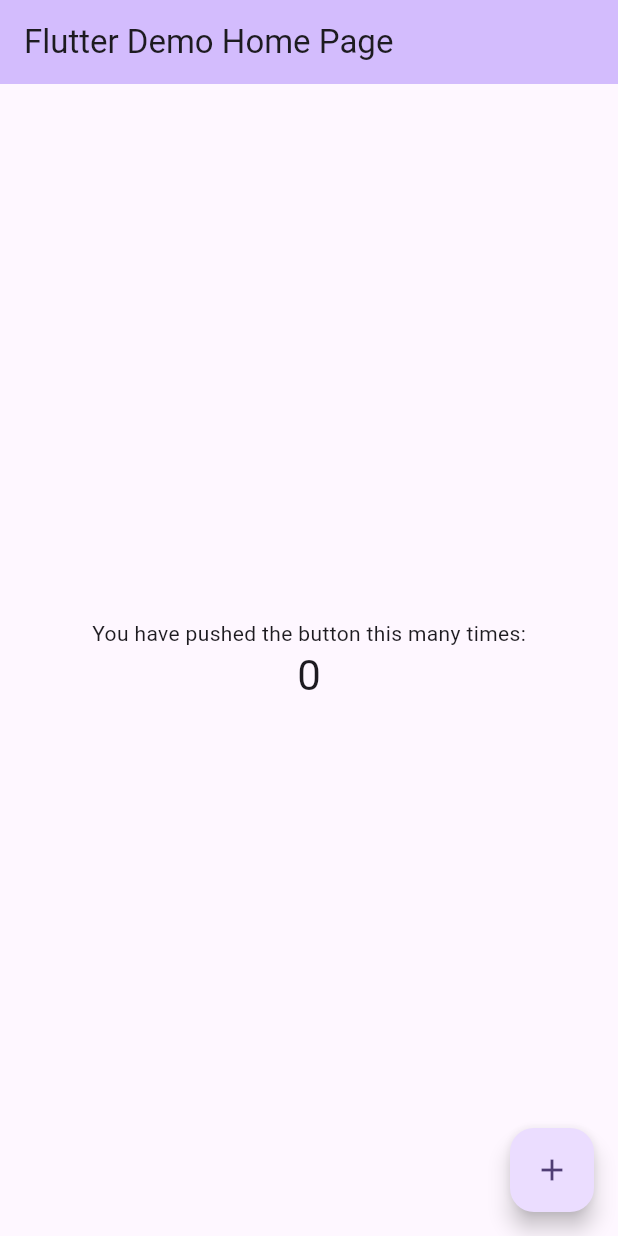
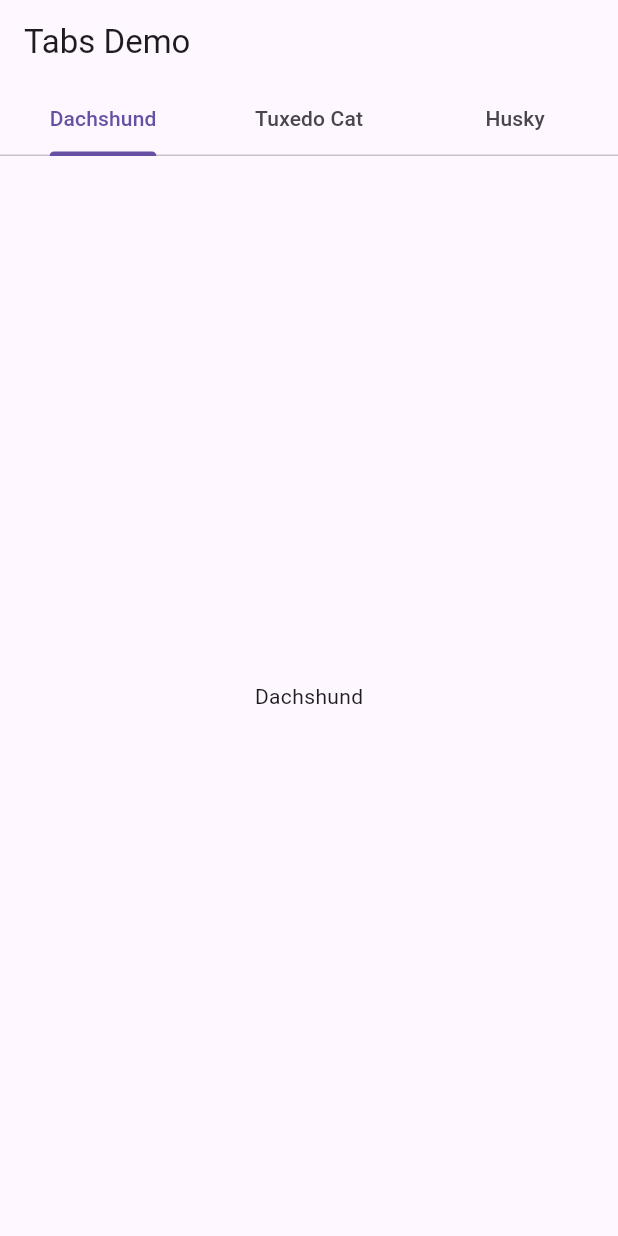
Before and after one commit to nuhs101/digital_pet_app, a Flutter app: the screen it shows after launch, on a phone screen of 412 x 824 dp. Run offline on Flutter 3.47's test engine with Material 3 defaults, Android fonts, the phone set to English and light mode, and no system bars.

```diff
--- a/lib/main.dart
+++ b/lib/main.dart
@@ -1,125 +1,94 @@
 import 'package:flutter/material.dart';
 
 void main() {
-  runApp(const MyApp());
+  runApp(MyApp());
 }
 
 class MyApp extends StatelessWidget {
   const MyApp({super.key});
 
-  // This widget is the root of your application.
   @override
   Widget build(BuildContext context) {
     return MaterialApp(
-      title: 'Flutter Demo',
-      theme: ThemeData(
-        // This is the theme of your application.
-        //
-        // TRY THIS: Try running your application with "flutter run". You'll see
-        // the application has a purple toolbar. Then, without quitting the app,
-        // try changing the seedColor in the colorScheme below to Colors.green
-        // and then invoke "hot reload" (save your changes or press the "hot
-        // reload" button in a Flutter-supported IDE, or press "r" if you used
-        // the command line to start the app).
-        //
-        // Notice that the counter didn't reset back to zero; the application
-        // state is not lost during the reload. To reset the state, use hot
-        // restart instead.
-        //
-        // This works for code too, not just values: Most code changes can be
-        // tested with just a hot reload.
-        colorScheme: ColorScheme.fromSeed(seedColor: Colors.deepPurple),
-        useMaterial3: true,
+      home: DefaultTabController(
+        length: 3,
+        child: _TabsNonScrollableDemo(),
       ),
-      home: const MyHomePage(title: 'Flutter Demo Home Page'),
     );
   }
 }
 
-class MyHomePage extends StatefulWidget {
-  const MyHomePage({super.key, required this.title});
+class _TabsNonScrollableDemo extends StatefulWidget {
+  @override
+  __TabsNonScrollableDemoState createState() => __TabsNonScrollableDemoState();
+}
 
-  // This widget is the home page of your application. It is stateful, meaning
-  // that it has a State object (defined below) that contains fields that affect
-  // how it looks.
+class __TabsNonScrollableDemoState extends State<_TabsNonScrollableDemo>
+    with SingleTickerProviderStateMixin, RestorationMixin {
+  late TabController _tabController;
 
-  // This class is the configuration for the state. It holds the values (in this
-  // case the title) provided by the parent (in this case the App widget) and
-  // used by the build method of the State. Fields in a Widget subclass are
-  // always marked "final".
-
-  final String title;
+  final RestorableInt tabIndex = RestorableInt(0);
 
   @override
-  State<MyHomePage> createState() => _MyHomePageState();
-}
+  String get restorationId => 'tab_non_scrollable_demo';
 
-class _MyHomePageState extends State<MyHomePage> {
-  int _counter = 0;
+  @override
+  void restoreState(RestorationBucket? oldBucket, bool initialRestore) {
+    registerForRestoration(tabIndex, 'tab_index');
+    _tabController.index = tabIndex.value;
+  }
 
-  void _incrementCounter() {
-    setState(() {
-      // This call to setState tells the Flutter framework that something has
-      // changed in this State, which causes it to rerun the build method below
-      // so that the display can reflect the updated values. If we changed
-      // _counter without calling setState(), then the build method would not be
-      // called again, and so nothing would appear to happen.
-      _counter++;
+  @override
+  void initState() {
+    super.initState();
+    _tabController = TabController(
+      initialIndex: 0,
+      length: 3,
+      vsync: this,
+    );
+    _tabController.addListener(() {
+      setState(() {
+        tabIndex.value = _tabController.index;
+      });
     });
   }
 
   @override
+  void dispose() {
+    _tabController.dispose();
+    tabIndex.dispose();
+    super.dispose();
+  }
+
+  @override
   Widget build(BuildContext context) {
-    // This method is rerun every time setState is called, for instance as done
-    // by the _incrementCounter method above.
-    //
-    // The Flutter framework has been optimized to make rerunning build methods
-    // fast, so that you can just rebuild anything that needs updating rather
-    // than having to individually change instances of widgets.
+// For the ToDo task hint: consider defining the widget and name of the tabs here
+    final tabs = ['Dachshund', 'Tuxedo Cat', 'Husky'];
+
     return Scaffold(
       appBar: AppBar(
-        // TRY THIS: Try changing the color here to a specific color (to
-        // Colors.amber, perhaps?) and trigger a hot reload to see the AppBar
-        // change color while the other colors stay the same.
-        backgroundColor: Theme.of(context).colorScheme.inversePrimary,
-        // Here we take the value from the MyHomePage object that was created by
-        // the App.build method, and use it to set our appbar title.
-        title: Text(widget.title),
-      ),
-      body: Center(
-        // Center is a layout widget. It takes a single child and positions it
-        // in the middle of the parent.
-        child: Column(
-          // Column is also a layout widget. It takes a list of children and
-          // arranges them vertically. By default, it sizes itself to fit its
-          // children horizontally, and tries to be as tall as its parent.
-          //
-          // Column has various properties to control how it sizes itself and
-          // how it positions its children. Here we use mainAxisAlignment to
-          // center the children vertically; the main axis here is the vertical
-          // axis because Columns are vertical (the cross axis would be
-          // horizontal).
-          //
-          // TRY THIS: Invoke "debug painting" (choose the "Toggle Debug Paint"
-          // action in the IDE, or press "p" in the console), to see the
-          // wireframe for each widget.
-          mainAxisAlignment: MainAxisAlignment.center,
-          children: <Widget>[
-            const Text(
-              'You have pushed the button this many times:',
-            ),
-            Text(
-              '$_counter',
-              style: Theme.of(context).textTheme.headlineMedium,
-            ),
+        automaticallyImplyLeading: false,
+        title: Text(
+          'Tabs Demo',
+        ),
+        bottom: TabBar(
+          controller: _tabController,
+          isScrollable: false,
+          tabs: [
+            for (final tab in tabs) Tab(text: tab),
           ],
         ),
       ),
-      floatingActionButton: FloatingActionButton(
-        onPressed: _incrementCounter,
-        tooltip: 'Increment',
-        child: const Icon(Icons.add),
-      ), // This trailing comma makes auto-formatting nicer for build methods.
+      body: TabBarView(
+        controller: _tabController,
+        children: [
+// hint for the to do task:Considering creating the different for different tabs
+          for (final tab in tabs)
+            Center(
+              child: Text(tab),
+            ),
+        ],
+      ),
     );
   }
 }
```
